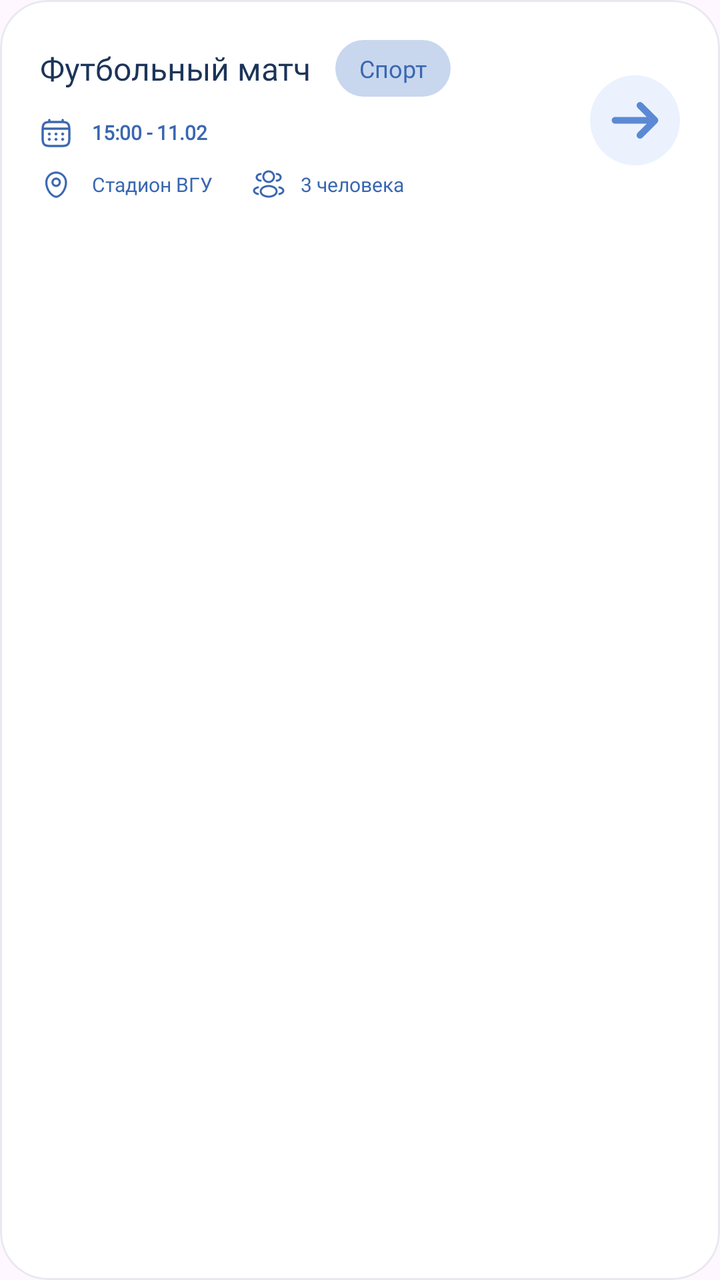
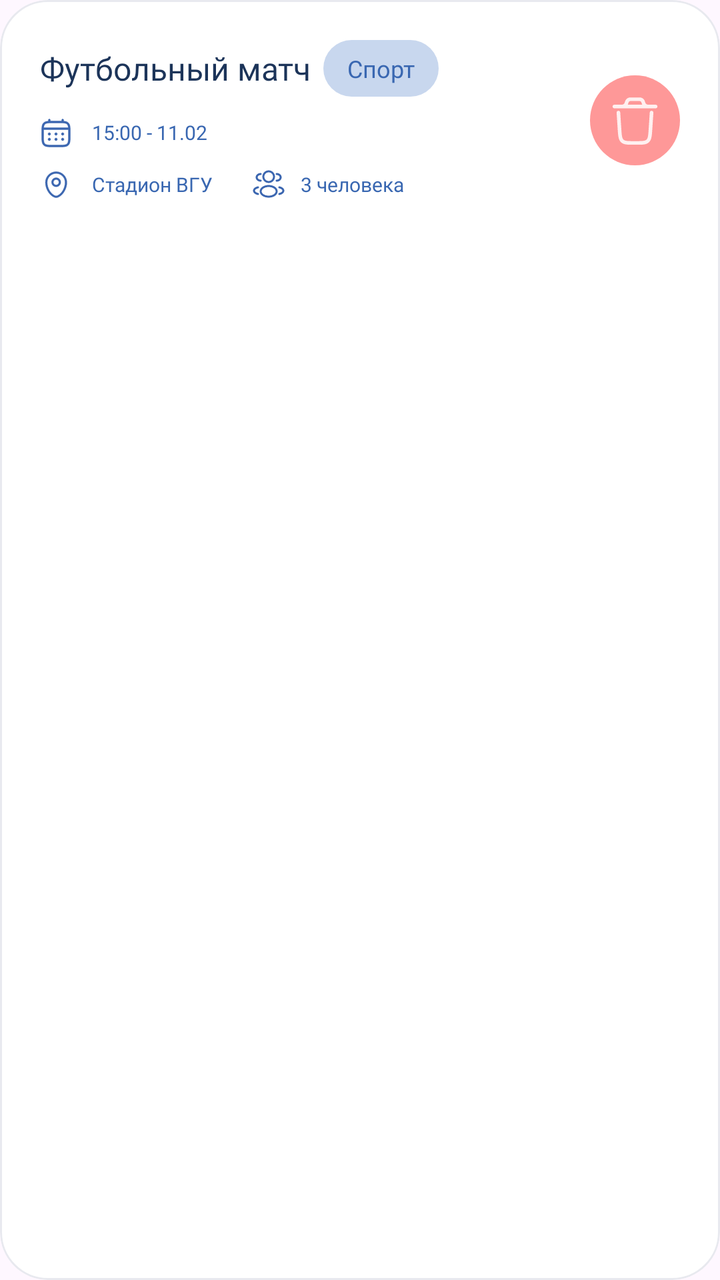

Before-and-after screenshots of an Android layout around one commit, followed by the original layout XML and the change that was made.
<!-- AndroidManifest.xml: application theme Theme.UniTime -->
<!-- res/layout/item_event.xml -->
<?xml version="1.0" encoding="utf-8"?>
<com.google.android.material.card.MaterialCardView
    xmlns:android="http://schemas.android.com/apk/res/android"
    xmlns:app="http://schemas.android.com/apk/res-auto"
    android:layout_width="match_parent"
    android:layout_height="wrap_content"
    android:layout_marginBottom="12dp"
    app:cardBackgroundColor="#FFFFFF"
    app:cardCornerRadius="24dp"
    app:cardElevation="0dp"
    app:strokeColor="#E8E9EF"
    app:strokeWidth="1dp">

    <androidx.constraintlayout.widget.ConstraintLayout
        android:layout_width="match_parent"
        android:layout_height="wrap_content"
        android:padding="20dp">

        <LinearLayout
            android:id="@+id/contentLayout"
            android:layout_width="0dp"
            android:layout_height="wrap_content"
            android:orientation="vertical"
            app:layout_constraintBottom_toBottomOf="parent"
            app:layout_constraintEnd_toStartOf="@+id/btnArrow"
            app:layout_constraintStart_toStartOf="parent"
            app:layout_constraintTop_toTopOf="parent">

            <LinearLayout
                android:layout_width="match_parent"
                android:layout_height="wrap_content"
                android:gravity="center_vertical"
                android:orientation="horizontal">

                <TextView
                    android:id="@+id/activityTitle"
                    android:layout_width="wrap_content"
                    android:layout_height="wrap_content"
                    android:layout_marginEnd="12dp"
                    android:ellipsize="end"
                    android:maxLines="1"
                    android:fontFamily="@font/geist_semibold"
                    android:text="Футбольный матч"
                    android:textColor="@color/color_font2"
                    android:textSize="16sp" />

                <TextView
                    android:fontFamily="@font/geist_semibold"
                    android:id="@+id/activityCategory"
                    android:layout_width="wrap_content"
                    android:layout_height="wrap_content"
                    android:background="@drawable/bg_category_badge"
                    android:paddingHorizontal="12dp"
                    android:paddingVertical="6dp"
                    android:text="Спорт"
                    android:textColor="@color/color_font1"
                    android:textSize="12sp" />

            </LinearLayout>
            <LinearLayout
                android:layout_width="match_parent"
                android:layout_height="wrap_content"
                android:layout_marginTop="10dp"
                android:gravity="center_vertical"
                android:orientation="horizontal">

                <ImageView
                    android:layout_width="16dp"
                    android:layout_height="16dp"
                    android:src="@drawable/calendar"
                    app:tint="#3B66B0" />

                <TextView
                    android:fontFamily="@font/geist_medium"
                    android:id="@+id/activityDate"
                    android:layout_width="wrap_content"
                    android:layout_height="wrap_content"
                    android:layout_marginStart="10dp"
                    android:text="15:00 - 11.02"
                    android:textColor="@color/color_font1"
                    android:textSize="10sp"
                    android:textStyle="bold" />
            </LinearLayout>

            
            <LinearLayout
                android:layout_width="match_parent"
                android:layout_height="wrap_content"
                android:layout_marginTop="10dp"
                android:gravity="center_vertical"
                android:orientation="horizontal">

                
                <ImageView
                    android:layout_width="16dp"
                    android:layout_height="16dp"
                    android:src="@drawable/map_point"
                    app:tint="#3B66B0" />

                <TextView
                    android:fontFamily="@font/geist_medium"
                    android:id="@+id/activityLocation"
                    android:layout_width="wrap_content"
                    android:layout_height="wrap_content"
                    android:layout_marginStart="10dp"
                    android:text="Стадион ВГУ"
                    android:textColor="@color/color_font1"
                    android:textSize="10sp" />

                
                <ImageView
                    android:layout_width="16dp"
                    android:layout_height="16dp"
                    android:layout_marginStart="20dp"
                    android:src="@drawable/users"
                    app:tint="#3B66B0" />

                <TextView
                    android:fontFamily="@font/geist_medium"
                    android:id="@+id/activityParticipants"
                    android:layout_width="wrap_content"
                    android:layout_height="wrap_content"
                    android:layout_marginStart="8dp"
                    android:text="3 человека"
                    android:textColor="@color/color_font1"
                    android:textSize="10sp" />

            </LinearLayout>

        </LinearLayout>

        <ImageView
            android:id="@+id/btnArrow"
            android:layout_width="45dp"
            android:layout_height="45dp"
            android:background="@drawable/arrow_round"
            android:padding="12dp"
            android:clickable="true"
            app:layout_constraintBottom_toBottomOf="parent"
            app:layout_constraintEnd_toEndOf="parent"
            app:layout_constraintTop_toTopOf="parent" />

    </androidx.constraintlayout.widget.ConstraintLayout>

</com.google.android.material.card.MaterialCardView>
<!-- resources referenced by this layout -->
<resources>
  <color name="color_font1">#3967B1</color>
  <color name="color_font2">#1C3459</color>
  <!-- drawable arrow_round (drawable) -->
  <vector xmlns:android="http://schemas.android.com/apk/res/android"
      android:width="119dp"
      android:height="119dp"
      android:viewportWidth="119"
      android:viewportHeight="119">
    <path
        android:pathData="M119,59.5C119,92.36 92.36,119 59.5,119C26.64,119 0,92.36 0,59.5C0,26.64 26.64,0 59.5,0C92.36,0 119,26.64 119,59.5Z"
        android:fillColor="#EBF2FE"/>
    <path
        android:pathData="M64.34,38C65.3,37.04 66.86,37.04 67.83,38L87.58,57.75C88.54,58.72 88.54,60.28 87.58,61.25L67.83,81C66.86,81.96 65.3,81.96 64.34,81C63.37,80.03 63.37,78.47 64.34,77.5L79.87,61.97H33.17C31.8,61.97 30.7,60.86 30.7,59.5C30.7,58.14 31.8,57.03 33.17,57.03H79.87L64.34,41.5C63.37,40.53 63.37,38.97 64.34,38Z"
        android:strokeWidth="4"
        android:fillColor="#5B89D4"
        android:fillType="evenOdd"
        android:strokeColor="#5B89D4"/>
  </vector>
  <!-- drawable bg_category_badge (drawable) -->
  <?xml version="1.0" encoding="utf-8"?>
  <shape xmlns:android="http://schemas.android.com/apk/res/android">
      <solid android:color="@color/color_block2"></solid>
      <corners android:radius="28dp"></corners>
  </shape>
  <!-- drawable calendar: vector/xml drawable (drawable, 5763 chars, omitted) -->
  <!-- drawable map_point (drawable) -->
  <vector xmlns:android="http://schemas.android.com/apk/res/android"
      android:width="107dp"
      android:height="107dp"
      android:viewportWidth="107"
      android:viewportHeight="107">
    <path
        android:strokeWidth="1"
        android:pathData="M18,45.99C18,26.16 34.07,10 54,10C73.93,10 90,26.16 90,45.99C90,55.56 87.23,65.83 82.32,74.71C77.43,83.58 70.27,91.28 61.33,95.4C56.68,97.53 51.32,97.53 46.67,95.4C37.73,91.28 30.57,83.58 25.68,74.71C20.77,65.83 18,55.56 18,45.99ZM54,16.07C37.58,16.07 24.17,29.41 24.17,45.99C24.17,54.47 26.65,63.76 31.1,71.81C35.55,79.88 41.85,86.48 49.29,89.9C52.28,91.27 55.72,91.27 58.71,89.9C66.15,86.48 72.45,79.88 76.9,71.81C81.35,63.76 83.83,54.47 83.83,45.99C83.83,29.41 70.42,16.07 54,16.07ZM54,36.3C48.89,36.3 44.74,40.38 44.74,45.41C44.74,50.44 48.89,54.51 54,54.51C59.11,54.51 63.26,50.44 63.26,45.41C63.26,40.38 59.11,36.3 54,36.3ZM38.57,45.41C38.57,37.03 45.48,30.23 54,30.23C62.52,30.23 69.43,37.03 69.43,45.41C69.43,53.79 62.52,60.58 54,60.58C45.48,60.58 38.57,53.79 38.57,45.41Z"
        android:fillColor="#3967B1"
        android:fillType="evenOdd"
        android:strokeColor="#3967B1"/>
  </vector>
  <!-- drawable users: vector/xml drawable (drawable, 3011 chars, omitted) -->
  <style name="Theme.UniTime" parent="Base.Theme.UniTime" />
  <color name="color_block2">#8092AFDE</color>
  <style name="Base.Theme.UniTime" parent="Theme.Material3.DayNight.NoActionBar">
          
          
      </style>
</resources>

<!-- the commit's change to res/layout/item_event.xml (unified diff, before → after) -->
@@ -36,7 +36,7 @@
                     android:id="@+id/activityTitle"
                     android:layout_width="wrap_content"
                     android:layout_height="wrap_content"
-                    android:layout_marginEnd="12dp"
+                    android:layout_marginEnd="6dp"
                     android:ellipsize="end"
                     android:maxLines="1"
                     android:fontFamily="@font/geist_semibold"
@@ -78,8 +78,7 @@
                     android:layout_marginStart="10dp"
                     android:text="15:00 - 11.02"
                     android:textColor="@color/color_font1"
-                    android:textSize="10sp"
-                    android:textStyle="bold" />
+                    android:textSize="10sp" />
             </LinearLayout>
 
             
@@ -130,10 +129,10 @@
         </LinearLayout>
 
         <ImageView
-            android:id="@+id/btnArrow"
+            android:id="@+id/deleteEventButton"
             android:layout_width="45dp"
             android:layout_height="45dp"
-            android:background="@drawable/arrow_round"
+            android:background="@drawable/del"
             android:padding="12dp"
             android:clickable="true"
             app:layout_constraintBottom_toBottomOf="parent"
<!-- resource entries referenced after the edit -->
@@ -2,22 +2,6 @@
 <resources>
   <color name="color_font1">#3967B1</color>
   <color name="color_font2">#1C3459</color>
-  <!-- drawable arrow_round (drawable) -->
-  <vector xmlns:android="http://schemas.android.com/apk/res/android"
-      android:width="119dp"
-      android:height="119dp"
-      android:viewportWidth="119"
-      android:viewportHeight="119">
-    <path
-        android:pathData="M119,59.5C119,92.36 92.36,119 59.5,119C26.64,119 0,92.36 0,59.5C0,26.64 26.64,0 59.5,0C92.36,0 119,26.64 119,59.5Z"
-        android:fillColor="#EBF2FE"/>
-    <path
-        android:pathData="M64.34,38C65.3,37.04 66.86,37.04 67.83,38L87.58,57.75C88.54,58.72 88.54,60.28 87.58,61.25L67.83,81C66.86,81.96 65.3,81.96 64.34,81C63.37,80.03 63.37,78.47 64.34,77.5L79.87,61.97H33.17C31.8,61.97 30.7,60.86 30.7,59.5C30.7,58.14 31.8,57.03 33.17,57.03H79.87L64.34,41.5C63.37,40.53 63.37,38.97 64.34,38Z"
-        android:strokeWidth="4"
-        android:fillColor="#5B89D4"
-        android:fillType="evenOdd"
-        android:strokeColor="#5B89D4"/>
-  </vector>
   <!-- drawable bg_category_badge (drawable) -->
   <?xml version="1.0" encoding="utf-8"?>
   <shape xmlns:android="http://schemas.android.com/apk/res/android">
@@ -25,6 +9,7 @@
       <corners android:radius="28dp"></corners>
   </shape>
   <!-- drawable calendar: vector/xml drawable (drawable, 5763 chars, omitted) -->
+  <!-- drawable del: vector/xml drawable (drawable, 2489 chars, omitted) -->
   <!-- drawable map_point (drawable) -->
   <vector xmlns:android="http://schemas.android.com/apk/res/android"
       android:width="107dp"
